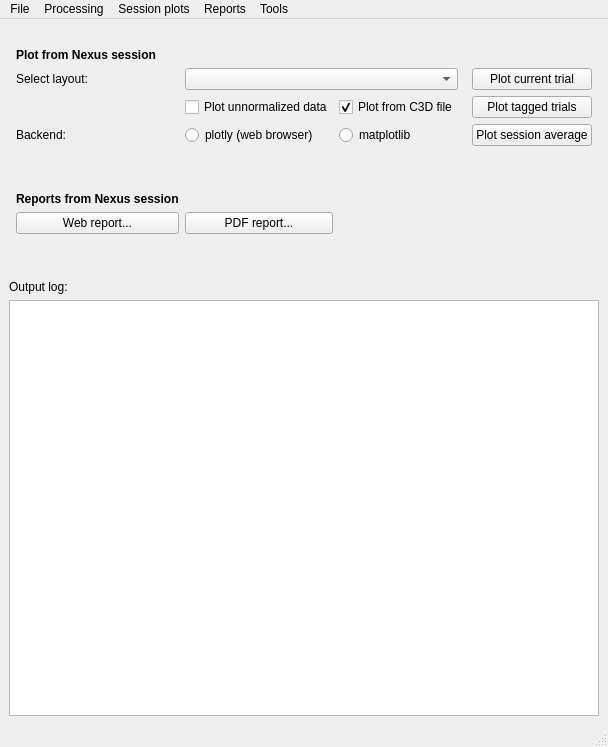
First picture: the form in gaitutils/gui/gaitmenu.ui, repository NCH-Motion-Laboratory/gaitutils, before the edit.
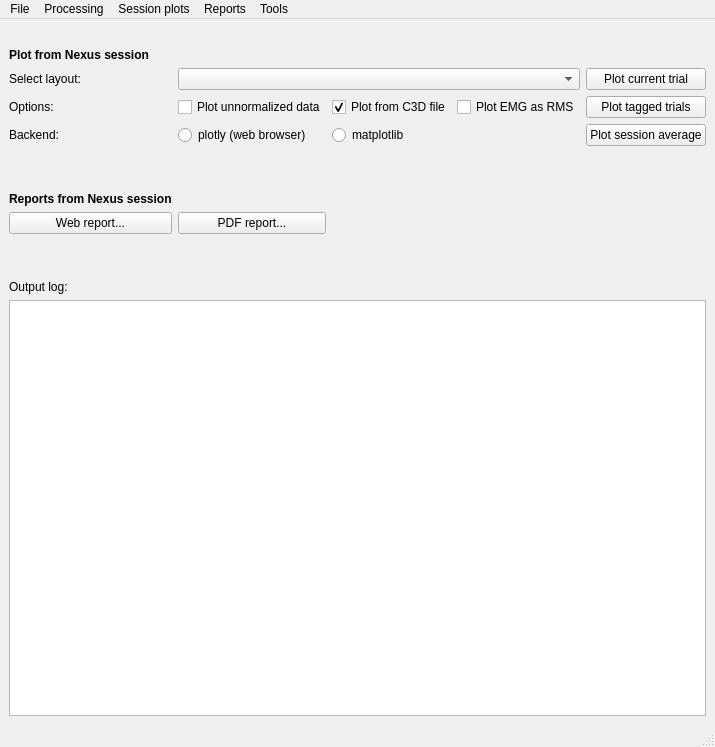
Second picture: the form after the edit.

```diff
--- a/gaitutils/gui/gaitmenu.ui
+++ b/gaitutils/gui/gaitmenu.ui
@@ -6,7 +6,7 @@
    <rect>
     <x>0</x>
     <y>0</y>
-    <width>608</width>
+    <width>683</width>
     <height>747</height>
    </rect>
   </property>
@@ -33,109 +33,10 @@
     </item>
     <item>
      <layout class="QGridLayout" name="gridLayout">
-      <item row="5" column="7">
-       <widget class="QPushButton" name="btnPlotNexusSession">
-        <property name="sizePolicy">
-         <sizepolicy hsizetype="Preferred" vsizetype="Preferred">
-          <horstretch>0</horstretch>
-          <verstretch>0</verstretch>
-         </sizepolicy>
-        </property>
-        <property name="text">
-         <string>Plot tagged trials</string>
-        </property>
-       </widget>
-      </item>
-      <item row="2" column="7">
-       <widget class="QPushButton" name="btnPlotNexusTrial">
-        <property name="sizePolicy">
-         <sizepolicy hsizetype="Preferred" vsizetype="Preferred">
-          <horstretch>0</horstretch>
-          <verstretch>0</verstretch>
-         </sizepolicy>
-        </property>
-        <property name="text">
-         <string>Plot current trial</string>
-        </property>
-       </widget>
-      </item>
-      <item row="2" column="4">
-       <spacer name="horizontalSpacer_5">
-        <property name="orientation">
-         <enum>Qt::Horizontal</enum>
-        </property>
-        <property name="sizeType">
-         <enum>QSizePolicy::Preferred</enum>
-        </property>
-        <property name="sizeHint" stdset="0">
-         <size>
-          <width>40</width>
-          <height>20</height>
-         </size>
-        </property>
-       </spacer>
-      </item>
       <item row="5" column="1">
        <widget class="QLabel" name="label_5">
         <property name="text">
-         <string/>
-        </property>
-       </widget>
-      </item>
-      <item row="9" column="3">
-       <widget class="QLabel" name="label_2">
-        <property name="text">
-         <string/>
-        </property>
-       </widget>
-      </item>
-      <item row="2" column="2" colspan="2">
-       <widget class="QComboBox" name="cbNexusTrialLayout">
-        <property name="sizePolicy">
-         <sizepolicy hsizetype="Preferred" vsizetype="Preferred">
-          <horstretch>0</horstretch>
-          <verstretch>0</verstretch>
-         </sizepolicy>
-        </property>
-       </widget>
-      </item>
-      <item row="5" column="3">
-       <widget class="QCheckBox" name="xbPlotFromC3D">
-        <property name="text">
-         <string>Plot from C3D file</string>
-        </property>
-        <property name="checked">
-         <bool>true</bool>
-        </property>
-       </widget>
-      </item>
-      <item row="2" column="9">
-       <spacer name="horizontalSpacer_4">
-        <property name="orientation">
-         <enum>Qt::Horizontal</enum>
-        </property>
-        <property name="sizeType">
-         <enum>QSizePolicy::Preferred</enum>
-        </property>
-        <property name="sizeHint" stdset="0">
-         <size>
-          <width>40</width>
-          <height>20</height>
-         </size>
-        </property>
-       </spacer>
-      </item>
-      <item row="7" column="1">
-       <widget class="QLabel" name="label">
-        <property name="text">
-         <string>Backend:</string>
-        </property>
-       </widget>
-      </item>
-      <item row="7" column="7">
-       <widget class="QPushButton" name="btnPlotNexusAverage">
-        <property name="text">
-         <string>Plot session average</string>
+         <string>Options:</string>
         </property>
        </widget>
       </item>
@@ -152,7 +53,30 @@
         </property>
        </widget>
       </item>
-      <item row="1" column="1" colspan="3">
+      <item row="2" column="5">
+       <spacer name="horizontalSpacer_5">
+        <property name="orientation">
+         <enum>Qt::Horizontal</enum>
+        </property>
+        <property name="sizeType">
+         <enum>QSizePolicy::Preferred</enum>
+        </property>
+        <property name="sizeHint" stdset="0">
+         <size>
+          <width>40</width>
+          <height>20</height>
+         </size>
+        </property>
+       </spacer>
+      </item>
+      <item row="10" column="1">
+       <widget class="QPushButton" name="btnWebReportNexus">
+        <property name="text">
+         <string>Web report...</string>
+        </property>
+       </widget>
+      </item>
+      <item row="1" column="1" colspan="4">
        <widget class="QLabel" name="label_6">
         <property name="font">
          <font>
@@ -165,26 +89,6 @@
         </property>
        </widget>
       </item>
-      <item row="7" column="2">
-       <widget class="QRadioButton" name="rbPlotly">
-        <property name="text">
-         <string>plotly (web browser)</string>
-        </property>
-       </widget>
-      </item>
-      <item row="5" column="2">
-       <widget class="QCheckBox" name="xbPlotUnnorm">
-        <property name="sizePolicy">
-         <sizepolicy hsizetype="Preferred" vsizetype="Fixed">
-          <horstretch>0</horstretch>
-          <verstretch>0</verstretch>
-         </sizepolicy>
-        </property>
-        <property name="text">
-         <string>Plot unnormalized data</string>
-        </property>
-       </widget>
-      </item>
       <item row="2" column="1">
        <widget class="QLabel" name="label_3">
         <property name="text">
@@ -192,8 +96,15 @@
         </property>
        </widget>
       </item>
-      <item row="2" column="0">
-       <spacer name="horizontalSpacer_3">
+      <item row="9" column="4">
+       <widget class="QLabel" name="label_2">
+        <property name="text">
+         <string/>
+        </property>
+       </widget>
+      </item>
+      <item row="2" column="10">
+       <spacer name="horizontalSpacer_4">
         <property name="orientation">
          <enum>Qt::Horizontal</enum>
         </property>
@@ -208,10 +119,13 @@
         </property>
        </spacer>
       </item>
-      <item row="7" column="3">
-       <widget class="QRadioButton" name="rbMatplotlib">
+      <item row="5" column="4">
+       <widget class="QCheckBox" name="xbEMGRMS">
         <property name="text">
-         <string>matplotlib</string>
+         <string>Plot EMG as RMS</string>
+        </property>
+        <property name="checked">
+         <bool>false</bool>
         </property>
        </widget>
       </item>
@@ -231,10 +145,106 @@
         </property>
        </spacer>
       </item>
-      <item row="10" column="1">
-       <widget class="QPushButton" name="btnWebReportNexus">
+      <item row="5" column="8">
+       <widget class="QPushButton" name="btnPlotNexusSession">
+        <property name="sizePolicy">
+         <sizepolicy hsizetype="Preferred" vsizetype="Preferred">
+          <horstretch>0</horstretch>
+          <verstretch>0</verstretch>
+         </sizepolicy>
+        </property>
         <property name="text">
-         <string>Web report...</string>
+         <string>Plot tagged trials</string>
+        </property>
+       </widget>
+      </item>
+      <item row="5" column="2">
+       <widget class="QCheckBox" name="xbPlotUnnorm">
+        <property name="sizePolicy">
+         <sizepolicy hsizetype="Preferred" vsizetype="Fixed">
+          <horstretch>0</horstretch>
+          <verstretch>0</verstretch>
+         </sizepolicy>
+        </property>
+        <property name="text">
+         <string>Plot unnormalized data</string>
+        </property>
+       </widget>
+      </item>
+      <item row="7" column="1">
+       <widget class="QLabel" name="label">
+        <property name="text">
+         <string>Backend:</string>
+        </property>
+       </widget>
+      </item>
+      <item row="2" column="8">
+       <widget class="QPushButton" name="btnPlotNexusTrial">
+        <property name="sizePolicy">
+         <sizepolicy hsizetype="Preferred" vsizetype="Preferred">
+          <horstretch>0</horstretch>
+          <verstretch>0</verstretch>
+         </sizepolicy>
+        </property>
+        <property name="text">
+         <string>Plot current trial</string>
+        </property>
+       </widget>
+      </item>
+      <item row="7" column="8">
+       <widget class="QPushButton" name="btnPlotNexusAverage">
+        <property name="text">
+         <string>Plot session average</string>
+        </property>
+       </widget>
+      </item>
+      <item row="2" column="0">
+       <spacer name="horizontalSpacer_3">
+        <property name="orientation">
+         <enum>Qt::Horizontal</enum>
+        </property>
+        <property name="sizeType">
+         <enum>QSizePolicy::Preferred</enum>
+        </property>
+        <property name="sizeHint" stdset="0">
+         <size>
+          <width>40</width>
+          <height>20</height>
+         </size>
+        </property>
+       </spacer>
+      </item>
+      <item row="5" column="3">
+       <widget class="QCheckBox" name="xbPlotFromC3D">
+        <property name="text">
+         <string>Plot from C3D file</string>
+        </property>
+        <property name="checked">
+         <bool>true</bool>
+        </property>
+       </widget>
+      </item>
+      <item row="7" column="2">
+       <widget class="QRadioButton" name="rbPlotly">
+        <property name="text">
+         <string>plotly (web browser)</string>
+        </property>
+       </widget>
+      </item>
+      <item row="7" column="3">
+       <widget class="QRadioButton" name="rbMatplotlib">
+        <property name="text">
+         <string>matplotlib</string>
+        </property>
+       </widget>
+      </item>
+      <item row="2" column="2" colspan="3">
+       <widget class="QComboBox" name="cbNexusTrialLayout">
+        <property name="sizePolicy">
+         <sizepolicy hsizetype="Preferred" vsizetype="Preferred">
+          <horstretch>0</horstretch>
+          <verstretch>0</verstretch>
+         </sizepolicy>
         </property>
        </widget>
       </item>
@@ -296,7 +306,7 @@
     <rect>
      <x>0</x>
      <y>0</y>
-     <width>608</width>
+     <width>683</width>
      <height>21</height>
     </rect>
    </property>
```
